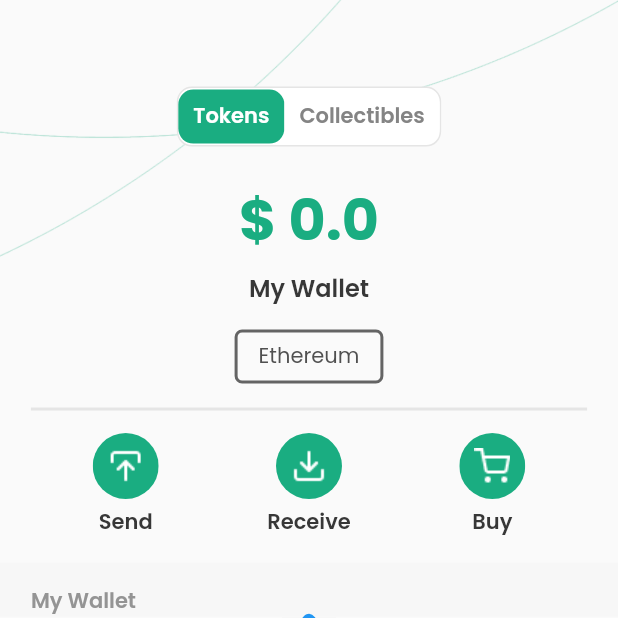
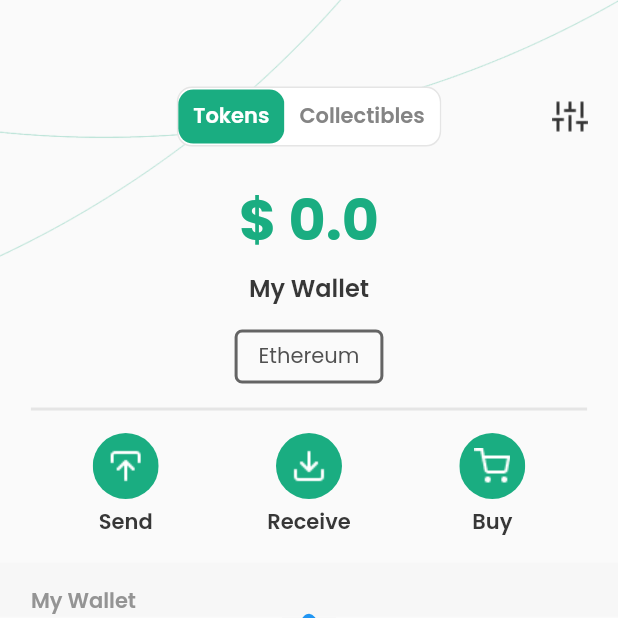
Before and after one commit to PrincePRS/canawallet, a Flutter app: the DashboardScreen screen opened by its route, on a phone screen of 412 x 824 dp, the top half of it. Run offline on Flutter 3.47's test engine with Material 2 defaults, Android fonts, the phone set to English and light mode, and no system bars; drawn by our look-alikes of persistent_bottom_nav_bar; our stand-ins replace cached_network_image, carousel_slider, decimal, fl_chart, font_awesome_flutter, get and 8 more; missing offline and left inert: bip32, bip39, clipboard, coingecko_dart, flutter_card_swipper, qr_code_scanner and 2 more; accounts and stored records are empty; project files that could hold a hidden picture were left out.

Commit message:
move add custom button

```diff
--- a/lib/app.dart
+++ b/lib/app.dart
@@ -6,7 +6,6 @@
 import 'package:cancoin_wallet/constants/page_names.dart';
 import 'package:cancoin_wallet/constants/strings.dart';
 import 'package:cancoin_wallet/controller/Localization_Controller.dart';
-import 'package:cancoin_wallet/controller/storageController.dart';
 import 'package:cancoin_wallet/provider/params_controller.dart';
 import 'package:cancoin_wallet/provider/token_provider.dart';
 import 'package:cancoin_wallet/screens/banner_screen.dart';
--- a/lib/screens/dashboard_screen.dart
+++ b/lib/screens/dashboard_screen.dart
@@ -61,7 +61,7 @@
       ),
       PersistentBottomNavBarItem(
         icon: Icon(LineIcons.bell, size: 30),
-        title: ("Notify"),
+        title: ("Notification"),
         textStyle: TextStyle(fontSize: 16, fontFamily: Strings.fSemiBold),
         activeColorPrimary: color.btnPrimaryColor,
         inactiveColorPrimary: color.lightTextColor,
--- a/lib/screens/wallet/wallet_screen.dart
+++ b/lib/screens/wallet/wallet_screen.dart
@@ -1,5 +1,5 @@
+import 'package:cancoin_wallet/constants/page_names.dart';
 import 'package:cancoin_wallet/screens/wallet/wallet_collect.dart';
-import 'package:cancoin_wallet/screens/wallet/wallet_finance.dart';
 import 'package:cancoin_wallet/screens/wallet/wallet_tokens.dart';
 import 'package:flutter/cupertino.dart';
 import 'package:flutter/material.dart';
@@ -34,10 +34,12 @@
           decoration: BoxDecoration(
             image: DecorationImage(
               image: AssetImage("assets/images/background.png"),
-              fit: BoxFit.cover,
+              fit: BoxFit.cover
             ),
           ),
           child: Column(
+            children: [
+              Stack(
                 children: [
                   Row(
                     mainAxisAlignment: MainAxisAlignment.center,
@@ -69,6 +71,19 @@
                       )
                     ]
                   ),
+                  Positioned(
+                    top: 8,
+                    right: 20,
+                    child: GestureDetector(
+                      onTap: (){
+                        Get.back();
+                        Get.toNamed(PageNames.tokenList);
+                      },
+                      child: Image.asset('assets/images/tokens.png'),
+                    ),
+                  )
+                ],
+              ),
               SizedBox(height: 20),
               btnState == 0 ? WalletToken() : WalletCollect()
             ],
```
Also changed, not shown: lib/screens/setting/account_screen.dart (+2 -5 lines), lib/screens/wallet/wallet_tokens.dart (+7 -7 lines), lib/screens/setting/setting_screen.dart (indentation only). Lines whose indentation alone changed are shown as unchanged.
